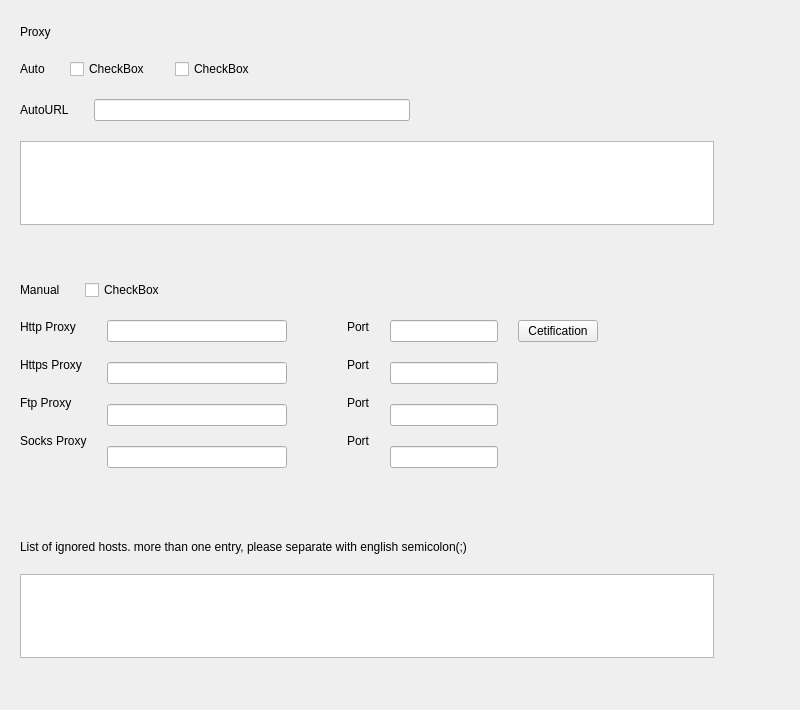
Before: the Qt Designer form plugins/network/proxy/proxy.ui in ukui/ukui-control-center, drawn with Qt 5.
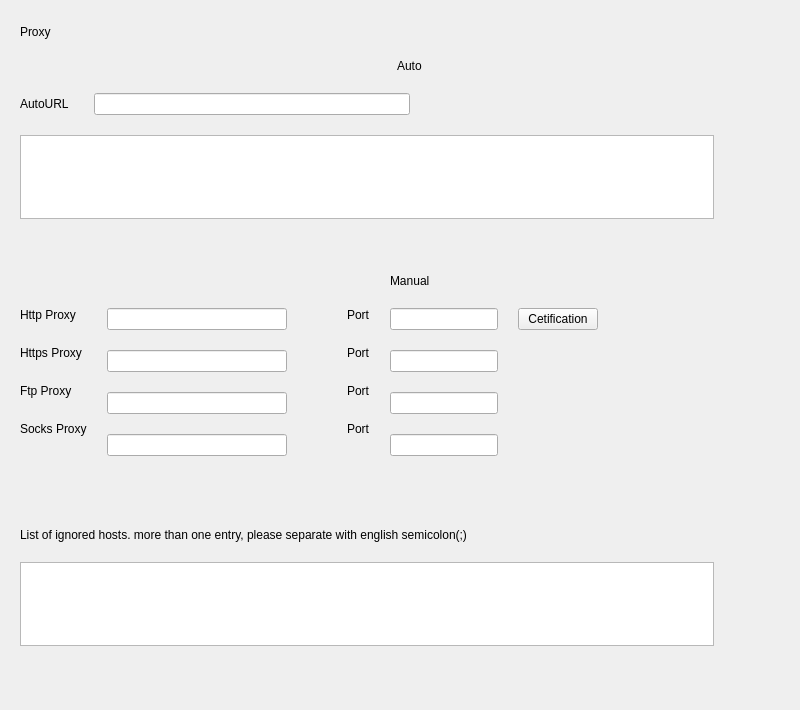
After: the same form once the commit is applied.

```diff
--- a/plugins/network/proxy/proxy.ui
+++ b/plugins/network/proxy/proxy.ui
@@ -100,39 +100,6 @@
            </property>
           </widget>
          </item>
-         <item>
-          <widget class="QCheckBox" name="autoCheckBox">
-           <property name="text">
-            <string>CheckBox</string>
-           </property>
-           <attribute name="buttonGroup">
-            <string notr="true">buttonGroup</string>
-           </attribute>
-          </widget>
-         </item>
-         <item>
-          <widget class="QCheckBox" name="hideCheckBox">
-           <property name="text">
-            <string>CheckBox</string>
-           </property>
-           <attribute name="buttonGroup">
-            <string notr="true">buttonGroup</string>
-           </attribute>
-          </widget>
-         </item>
-         <item>
-          <spacer name="horizontalSpacer">
-           <property name="orientation">
-            <enum>Qt::Horizontal</enum>
-           </property>
-           <property name="sizeHint" stdset="0">
-            <size>
-             <width>40</width>
-             <height>20</height>
-            </size>
-           </property>
-          </spacer>
-         </item>
         </layout>
        </item>
        <item>
@@ -278,29 +245,6 @@
            </property>
           </widget>
          </item>
-         <item>
-          <widget class="QCheckBox" name="manualCheckBox">
-           <property name="text">
-            <string>CheckBox</string>
-           </property>
-           <attribute name="buttonGroup">
-            <string notr="true">buttonGroup</string>
-           </attribute>
-          </widget>
-         </item>
-         <item>
-          <spacer name="horizontalSpacer_4">
-           <property name="orientation">
-            <enum>Qt::Horizontal</enum>
-           </property>
-           <property name="sizeHint" stdset="0">
-            <size>
-             <width>40</width>
-             <height>20</height>
-            </size>
-           </property>
-          </spacer>
-         </item>
         </layout>
        </item>
        <item>
```
Left out of the diff: 7 changed lines with no effect on the pictures.
